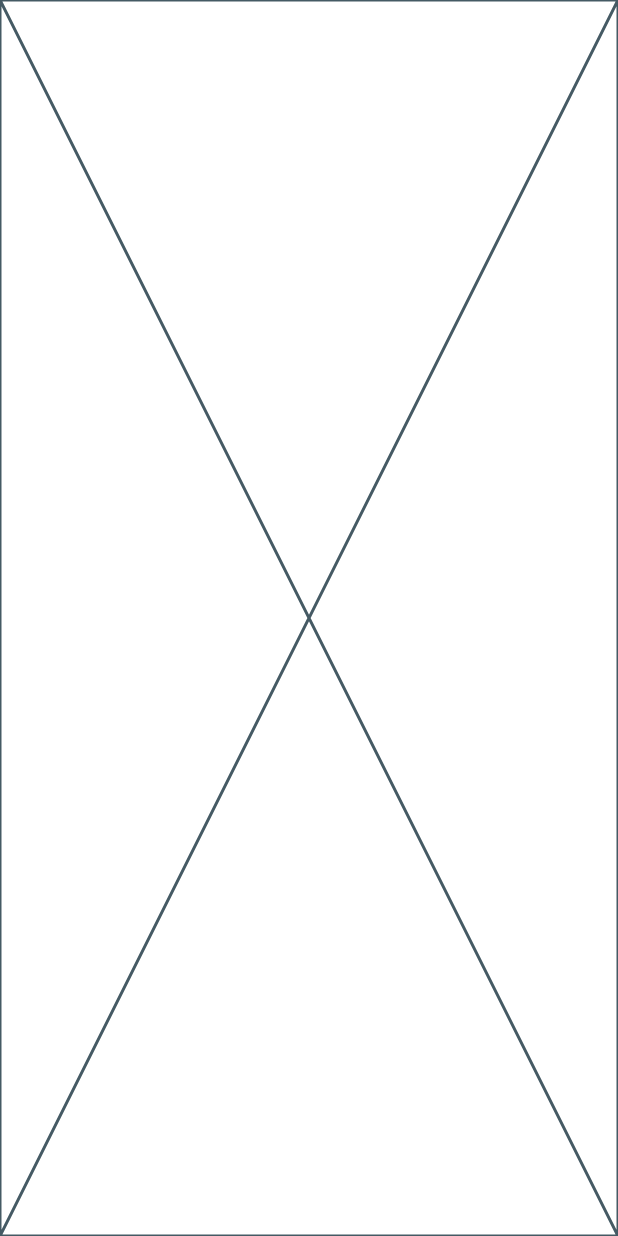
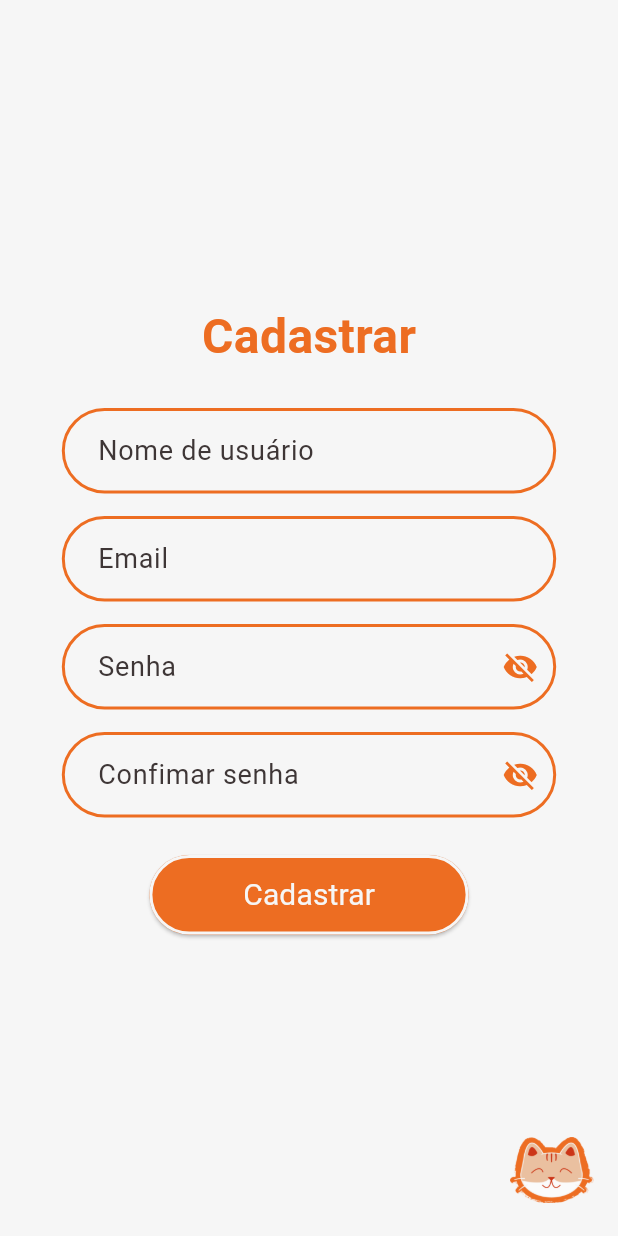
Before and after one commit to SAMES-SQUAD/sam_maker, a Flutter app: the screen it shows after launch, after a tap on "Cadastrar", on a phone screen of 412 x 824 dp. Run offline on Flutter 3.47's test engine with Material 3 defaults, Android fonts, the phone set to English and light mode, and no system bars.

Commit message:
Tela de cadastro sem as nuvens

```diff
--- a/lib/screens/initial_screen.dart
+++ b/lib/screens/initial_screen.dart
@@ -1,6 +1,6 @@
 import 'package:flutter/material.dart';
 import 'package:sam_maker/screens/login_screen.dart';
-import 'package:sam_maker/screens/register_scree.dart';
+import 'package:sam_maker/screens/register_screen.dart';
 import 'package:sam_maker/utils/colors.dart';
 
 class InitialScreen extends StatelessWidget {
--- a/lib/screens/register_scree.dart
+++ /dev/null
@@ -1,15 +0,0 @@
-import 'package:flutter/material.dart';
-
-class RegisterScreen extends StatefulWidget {
-  const RegisterScreen({super.key});
-
-  @override
-  State<RegisterScreen> createState() => _RegisterScreenState();
-}
-
-class _RegisterScreenState extends State<RegisterScreen> {
-  @override
-  Widget build(BuildContext context) {
-    return const Placeholder();
-  }
-}
--- /dev/null
+++ b/lib/screens/register_screen.dart
@@ -0,0 +1,413 @@
+import 'package:flutter/material.dart';
+import 'package:sam_maker/screens/login_screen.dart';
+import 'package:sam_maker/utils/colors.dart';
+
+class RegisterScreen extends StatefulWidget {
+  const RegisterScreen({super.key});
+
+  @override
+  State<RegisterScreen> createState() => _RegisterScreenState();
+}
+
+class _RegisterScreenState extends State<RegisterScreen> {
+  final _nameController = TextEditingController();
+  final _emailController = TextEditingController();
+  final _passwordController = TextEditingController();
+  bool _isPasswordVisible = false;
+
+  @override
+  Widget build(BuildContext context) {
+    double screenWidth = MediaQuery.of(context).size.width;
+    double screenHeight = MediaQuery.of(context).size.height;
+
+    return GestureDetector(
+      onTap: () {
+        FocusScope.of(context).unfocus();
+      },
+      child: Scaffold(
+        backgroundColor: AppColors.secondaryColor,
+        body: Center(
+          child: Column(
+            crossAxisAlignment: CrossAxisAlignment.center,
+            mainAxisAlignment: MainAxisAlignment.center,
+            children: [
+              //Text
+              Container(
+                alignment: Alignment.center,
+                margin: const EdgeInsets.only(bottom: 25.0),
+                child: const Text(
+                  "Cadastrar",
+                  style: TextStyle(
+                    fontSize: 32.0,
+                    fontWeight: FontWeight.bold,
+                    color: AppColors.primaryColor,
+                  ),
+                ),
+              ),
+
+              //Inputs
+              Form(
+                // key: _loginFormKey,
+                child: Column(
+                  children: [
+                    Container(
+                      width: screenWidth * 0.8,
+                      child: TextFormField(
+                        cursorColor: AppColors.primaryColor,
+                        controller: _nameController,
+                        style: const TextStyle(
+                            color: AppColors.primaryColor, fontSize: 18.0),
+                        decoration: const InputDecoration(
+                          label: Text(
+                            'Nome de usuário',
+                            style: TextStyle(
+                              color: AppColors.textDarkColor,
+                              fontSize: 18.0,
+                            ),
+                          ),
+                          enabledBorder: OutlineInputBorder(
+                            borderRadius:
+                                BorderRadius.all(Radius.circular(30.0)),
+                            borderSide: BorderSide(
+                              color: AppColors.primaryColor,
+                              style: BorderStyle.solid,
+                              width: 2,
+                            ),
+                          ),
+                          focusedBorder: OutlineInputBorder(
+                            borderRadius:
+                                BorderRadius.all(Radius.circular(30.0)),
+                            borderSide: BorderSide(
+                              color: AppColors.primaryColor,
+                              style: BorderStyle.solid,
+                              width: 2,
+                            ),
+                          ),
+                          focusedErrorBorder: OutlineInputBorder(
+                            borderRadius:
+                                BorderRadius.all(Radius.circular(30.0)),
+                            borderSide: BorderSide(
+                              color: Colors.red,
+                              style: BorderStyle.solid,
+                              width: 2,
+                            ),
+                          ),
+                          errorBorder: OutlineInputBorder(
+                            borderRadius:
+                                BorderRadius.all(Radius.circular(30.0)),
+                            borderSide: BorderSide(
+                              color: Colors.red,
+                              style: BorderStyle.solid,
+                              width: 2,
+                            ),
+                          ),
+                          errorStyle: TextStyle(
+                            color: Colors.red,
+                          ),
+                          contentPadding: EdgeInsets.symmetric(
+                              vertical: 15.0, horizontal: 20.0),
+                        ),
+                        validator: (value) {
+                          if (value == null || value.isEmpty) {
+                            return 'Por favor, insira seu nome';
+                          }
+                          // Adicione validações adicionais de email se necessário
+                          return null;
+                        },
+                      ),
+                    ),
+
+                    Container(
+                      width: screenWidth * 0.8,
+                      margin: const EdgeInsets.only(top: 15.0),
+                      child: TextFormField(
+                        cursorColor: AppColors.primaryColor,
+                        controller: _emailController,
+                        style: const TextStyle(
+                            color: AppColors.primaryColor, fontSize: 18.0),
+                        decoration: const InputDecoration(
+                          label: Text(
+                            'Email',
+                            style: TextStyle(
+                              color: AppColors.textDarkColor,
+                              fontSize: 18.0,
+                            ),
+                          ),
+                          enabledBorder: OutlineInputBorder(
+                            borderRadius:
+                                BorderRadius.all(Radius.circular(30.0)),
+                            borderSide: BorderSide(
+                              color: AppColors.primaryColor,
+                              style: BorderStyle.solid,
+                              width: 2,
+                            ),
+                          ),
+                          focusedBorder: OutlineInputBorder(
+                            borderRadius:
+                                BorderRadius.all(Radius.circular(30.0)),
+                            borderSide: BorderSide(
+                              color: AppColors.primaryColor,
+                              style: BorderStyle.solid,
+                              width: 2,
+                            ),
+                          ),
+                          focusedErrorBorder: OutlineInputBorder(
+                            borderRadius:
+                                BorderRadius.all(Radius.circular(30.0)),
+                            borderSide: BorderSide(
+                              color: Colors.red,
+                              style: BorderStyle.solid,
+                              width: 2,
+                            ),
+                          ),
+                          errorBorder: OutlineInputBorder(
+                            borderRadius:
+                                BorderRadius.all(Radius.circular(30.0)),
+                            borderSide: BorderSide(
+                              color: Colors.red,
+                              style: BorderStyle.solid,
+                              width: 2,
+                            ),
+                          ),
+                          errorStyle: TextStyle(
+                            color: Colors.red,
+                          ),
+                          contentPadding: EdgeInsets.symmetric(
+                              vertical: 15.0, horizontal: 20.0),
+                        ),
+                        validator: (value) {
+                          if (value == null || value.isEmpty) {
+                            return 'Por favor, insira seu email';
+                          }
+                          // Adicione validações adicionais de email se necessário
+                          return null;
+                        },
+                      ),
+                    ),
+                    Container(
+                      width: screenWidth * 0.8,
+                      margin: const EdgeInsets.only(top: 15.0),
+                      child: TextFormField(
+                        cursorColor: AppColors.primaryColor,
+                        controller: _passwordController,
+                        obscureText: !_isPasswordVisible,
+                        style: const TextStyle(
+                            color: AppColors.primaryColor, fontSize: 18.0),
+                        decoration: InputDecoration(
+                          label: const Text(
+                            'Senha',
+                            style: TextStyle(
+                              color: AppColors.textDarkColor,
+                              fontSize: 18.0,
+                            ),
+                          ),
+                          enabledBorder: const OutlineInputBorder(
+                            borderRadius:
+                                BorderRadius.all(Radius.circular(30.0)),
+                            borderSide: BorderSide(
+                              color: AppColors.primaryColor,
+                              style: BorderStyle.solid,
+                              width: 2,
+                            ),
+                          ),
+                          focusedBorder: const OutlineInputBorder(
+                            borderRadius:
+                                BorderRadius.all(Radius.circular(30.0)),
+                            borderSide: BorderSide(
+                              color: AppColors.primaryColor,
+                              style: BorderStyle.solid,
+                              width: 2,
+                            ),
+                          ),
+                          focusedErrorBorder: const OutlineInputBorder(
+                            borderRadius:
+                                BorderRadius.all(Radius.circular(30.0)),
+                            borderSide: BorderSide(
+                              color: Colors.red,
+                              style: BorderStyle.solid,
+                              width: 2,
+                            ),
+                          ),
+                          errorBorder: const OutlineInputBorder(
+                            borderRadius:
+                                BorderRadius.all(Radius.circular(30.0)),
+                            borderSide: BorderSide(
+                              color: Colors.red,
+                              style: BorderStyle.solid,
+                              width: 2,
+                            ),
+                          ),
+                          errorStyle: const TextStyle(
+                            color: Colors.red,
+                          ),
+                          contentPadding: EdgeInsets.symmetric(
+                              vertical: 15.0, horizontal: 20.0),
+                          suffixIcon: IconButton(
+                            icon: Icon(
+                              _isPasswordVisible
+                                  ? Icons.visibility
+                                  : Icons.visibility_off,
+                              color: AppColors.primaryColor,
+                            ),
+                            onPressed: () {
+                              setState(() {
+                                _isPasswordVisible = !_isPasswordVisible;
+                              });
+                            },
+                          ),
+                        ),
+                        validator: (value) {
+                          if (value == null || value.isEmpty) {
+                            return 'Por favor, insira sua senha';
+                          }
+                          return null;
+                        },
+                      ),
+                    ),
+
+                    Container(
+                      width: screenWidth * 0.8,
+                      margin: const EdgeInsets.only(top: 15.0),
+                      child: TextFormField(
+                        cursorColor: AppColors.primaryColor,
+                        controller: _passwordController,
+                        obscureText: !_isPasswordVisible,
+                        style: const TextStyle(
+                            color: AppColors.primaryColor, fontSize: 18.0),
+                        decoration: InputDecoration(
+                          label: const Text(
+                            'Confimar senha',
+                            style: TextStyle(
+                              color: AppColors.textDarkColor,
+                              fontSize: 18.0,
+                            ),
+                          ),
+                          enabledBorder: const OutlineInputBorder(
+                            borderRadius:
+                                BorderRadius.all(Radius.circular(30.0)),
+                            borderSide: BorderSide(
+                              color: AppColors.primaryColor,
+                              style: BorderStyle.solid,
+                              width: 2,
+                            ),
+                          ),
+                          focusedBorder: const OutlineInputBorder(
+                            borderRadius:
+                                BorderRadius.all(Radius.circular(30.0)),
+                            borderSide: BorderSide(
+                              color: AppColors.primaryColor,
+                              style: BorderStyle.solid,
+                              width: 2,
+                            ),
+                          ),
+                          focusedErrorBorder: const OutlineInputBorder(
+                            borderRadius:
+                                BorderRadius.all(Radius.circular(30.0)),
+                            borderSide: BorderSide(
+                              color: Colors.red,
+                              style: BorderStyle.solid,
+                              width: 2,
+                            ),
+                          ),
+                          errorBorder: const OutlineInputBorder(
+                            borderRadius:
+                                BorderRadius.all(Radius.circular(30.0)),
+                            borderSide: BorderSide(
+                              color: Colors.red,
+                              style: BorderStyle.solid,
+                              width: 2,
+                            ),
+                          ),
+                          errorStyle: const TextStyle(
+                            color: Colors.red,
+                          ),
+                          contentPadding: EdgeInsets.symmetric(
+                              vertical: 15.0, horizontal: 20.0),
+                          suffixIcon: IconButton(
+                            icon: Icon(
+                              _isPasswordVisible
+                                  ? Icons.visibility
+                                  : Icons.visibility_off,
+                              color: AppColors.primaryColor,
+                            ),
+                            onPressed: () {
+                              setState(() {
+                                _isPasswordVisible = !_isPasswordVisible;
+                              });
+                            },
+                          ),
+                        ),
+
+                        // ajeitar essa verificação pra comparar se a senha ta igual
+                        validator: (value) {
+                          if (value == null || value.isEmpty) {
+                            return 'Por favor, insira sua senha';
+                          }
+                          return null;
+                        },
+                      ),
+                    ),
+                  ],
+                ),
+              ),
+
+              // Button
+              Container(
+                margin: const EdgeInsets.only(top: 25.0),
+                child: ElevatedButton(
+                  style: ButtonStyle(
+                    backgroundColor: MaterialStateProperty.all(
+                      AppColors.primaryColor,
+                    ),
+                    side: MaterialStateProperty.all(
+                      const BorderSide(
+                        color: AppColors.secondaryColor,
+                        width: 2,
+                      ),
+                    ),
+                    shape: MaterialStateProperty.all(
+                      RoundedRectangleBorder(
+                        borderRadius: BorderRadius.circular(30),
+                      ),
+                    ),
+                  ),
+                  onPressed: () => Navigator.push(context,
+                      MaterialPageRoute(builder: (context) {
+                    return const LoginScreen();
+                  })),
+                  child: Container(
+                    width: screenWidth * 0.4,
+                    alignment: Alignment.center,
+                    child: const Padding(
+                      padding: EdgeInsets.all(12.0),
+                      child: Text(
+                        "Cadastrar",
+                        style: TextStyle(
+                          fontSize: 20.0,
+                          fontWeight: FontWeight.normal,
+                          color: AppColors.secondaryColor,
+                        ),
+                      ),
+                    ),
+                  ),
+                ),
+              ),
+            ],
+          ),
+        ),
+        floatingActionButton: Stack(
+          children: [
+            FloatingActionButton(
+              onPressed: () {
+                // Implemente a funcionalidade do botão flutuante aqui
+              },
+              elevation: 0,
+              child: Image.asset('lib/utils/assets/images/mini_logo_sam.png'),
+              backgroundColor: Colors.transparent,
+            ),
+          ],
+        ),
+      ),
+    );
+  }
+}
```
